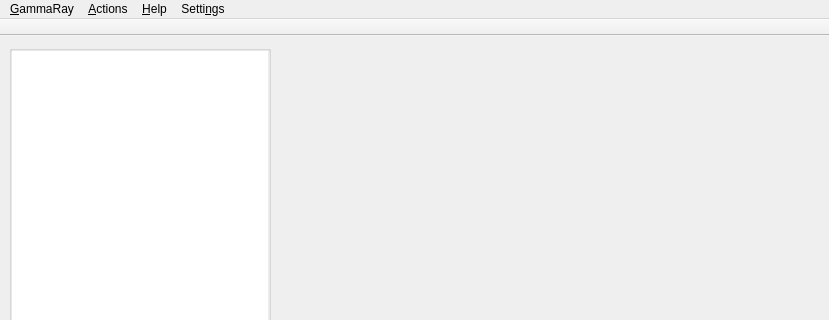
The window that ui/mainwindow.ui (KDAB/GammaRay) describes before a commit, drawn with Qt 5; both pictures show x 0 to 829 and y 0 to 320 of the 829 by 600 pixel window.
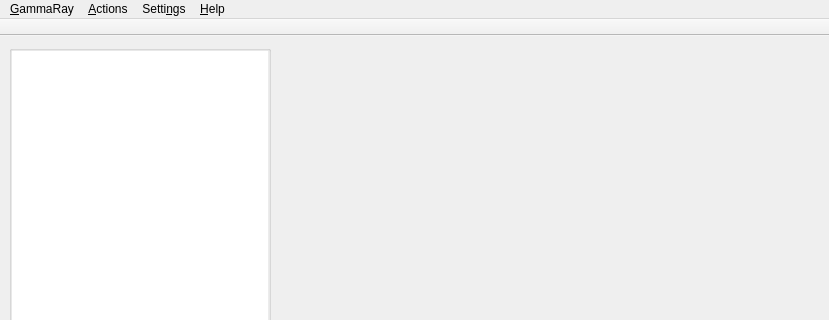
The same window after the commit. Icons and pictures are not drawn. Custom widgets are drawn as their Qt base class.

Commit message: Fix menu order, help is always the last one.

Diff of the .ui file:
```diff
--- a/ui/mainwindow.ui
+++ b/ui/mainwindow.ui
@@ -140,8 +140,8 @@
    </widget>
    <addaction name="menu_GammaRay"/>
    <addaction name="actionsMenu"/>
-   <addaction name="menu_Help"/>
    <addaction name="menuSettings"/>
+   <addaction name="menu_Help"/>
   </widget>
   <widget class="QToolBar" name="mainToolBar">
    <property name="windowTitle">
```
